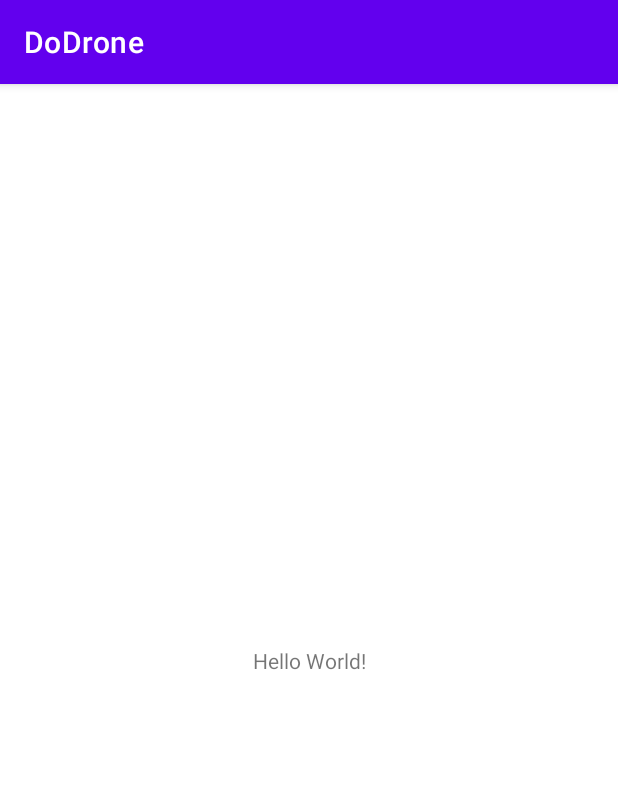
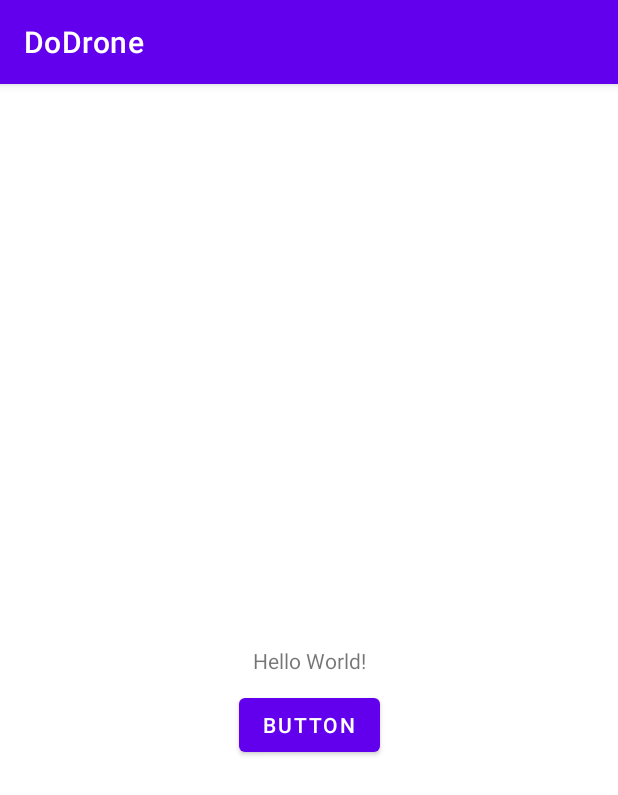
Before and after one commit to ETS-Android5/Do-Drone, an Android app: the screen it shows after launch (MainActivity), on a phone screen of 412 x 824 dp. Shown: the top 795 px of the screen. Run offline under Robolectric (Android 15) with nearby library versions, the phone set to English and light mode, and no system bars.

```diff
--- a/app/src/main/AndroidManifest.xml
+++ b/app/src/main/AndroidManifest.xml
@@ -1,6 +1,9 @@
 <?xml version="1.0" encoding="utf-8"?>
 <manifest xmlns:android="http://schemas.android.com/apk/res/android"
     package="com.example.dodrone">
+
+    <uses-permission android:name="android.permission.READ_EXTERNAL_STORAGE" />
+    <uses-permission android:name="android.permission.WRITE_EXTERNAL_STORAGE" />
 
     <application
         android:allowBackup="true"
@@ -9,13 +12,16 @@
         android:roundIcon="@mipmap/ic_launcher_round"
         android:supportsRtl="true"
         android:theme="@style/Theme.DoDrone">
+
         <activity android:name=".MainActivity">
             <intent-filter>
                 <action android:name="android.intent.action.MAIN" />
 
                 <category android:name="android.intent.category.LAUNCHER" />
             </intent-filter>
+
         </activity>
+
     </application>
 
 </manifest>
--- a/app/src/main/java/com/example/dodrone/MainActivity.java
+++ b/app/src/main/java/com/example/dodrone/MainActivity.java
@@ -3,12 +3,19 @@ package com.example.dodrone;
 import androidx.appcompat.app.AppCompatActivity;
 
 import android.os.Bundle;
+import android.content.Intent;
+import android.view.View;
+import android.widget.*;
 
 public class MainActivity extends AppCompatActivity {
+    Button button;
 
     @Override
     protected void onCreate(Bundle savedInstanceState) {
         super.onCreate(savedInstanceState);
         setContentView(R.layout.activity_main);
+
+        //button = (Button) findViewById(R.id.)
     }
+
 }
--- a/app/src/main/res/layout/activity_main.xml
+++ b/app/src/main/res/layout/activity_main.xml
@@ -7,6 +7,7 @@
     tools:context=".MainActivity">
 
     <TextView
+        android:id="@+id/textView"
         android:layout_width="wrap_content"
         android:layout_height="wrap_content"
         android:text="Hello World!"
@@ -15,4 +16,14 @@
         app:layout_constraintRight_toRightOf="parent"
         app:layout_constraintTop_toTopOf="parent" />
 
+    <Button
+        android:id="@+id/button"
+        android:layout_width="wrap_content"
+        android:layout_height="wrap_content"
+        android:layout_marginTop="9dp"
+        android:text="Button"
+        app:layout_constraintEnd_toEndOf="parent"
+        app:layout_constraintStart_toStartOf="parent"
+        app:layout_constraintTop_toBottomOf="@+id/textView" />
+
 </androidx.constraintlayout.widget.ConstraintLayout>
```
Also changed, not shown: 5 other files.
